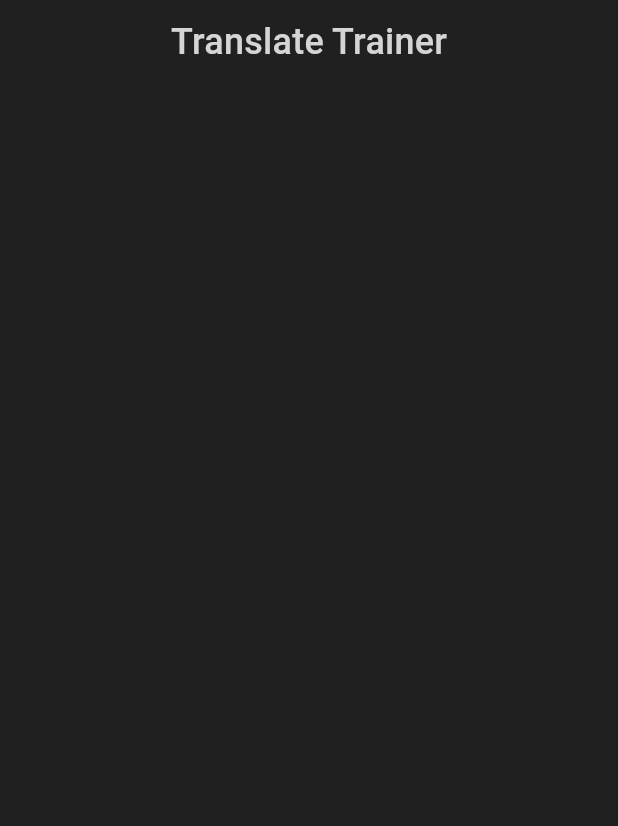
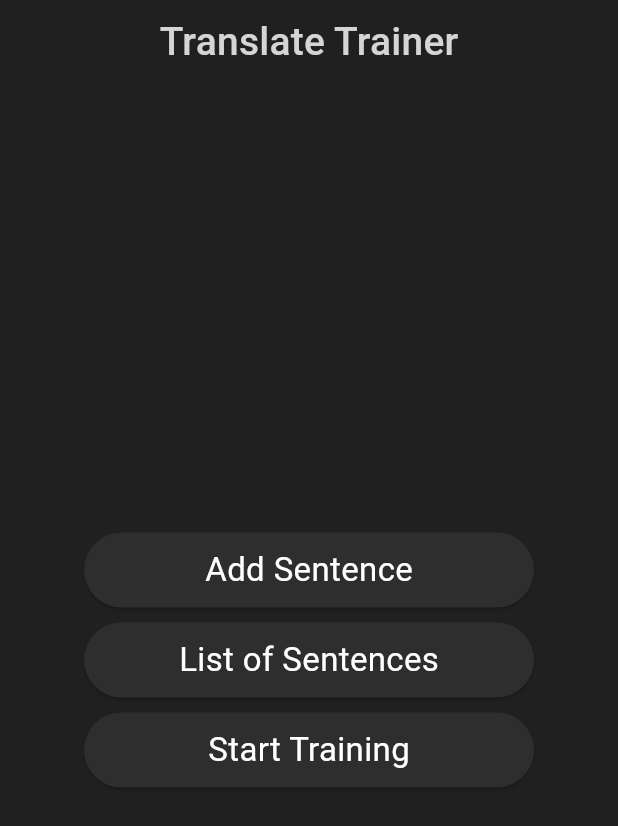
Before and after one commit to ana-znv/translate_trainer, a Flutter app: the screen it shows after launch, on a phone screen of 412 x 824 dp. Shown: the top 826 px of the screen. Run offline on Flutter 3.47's test engine with Material 3 defaults, Android fonts, the phone set to English and light mode, and no system bars.

Commit message:
added buttons to start actions

```diff
--- a/lib/main.dart
+++ b/lib/main.dart
@@ -19,11 +19,17 @@ class TranslateTrainer extends StatelessWidget {
         textTheme: TextTheme(
           titleMedium: TextStyle(
             color: const Color.fromARGB(255, 213, 213, 213),
-            fontSize: 24,
+            fontSize: 26,
           ),
+          bodyMedium: TextStyle(color: Colors.white, fontSize: 22),
         ),
         appBarTheme: AppBarTheme(
           backgroundColor: const Color.fromARGB(255, 32, 32, 32),
+        ),
+        elevatedButtonTheme: ElevatedButtonThemeData(
+          style: ElevatedButton.styleFrom(
+            backgroundColor: const Color.fromARGB(255, 46, 46, 46),
+          ),
         ),
       ),
       home: const HomeScreen(),
@@ -47,6 +53,49 @@ class _HomeScreenState extends State<HomeScreen> {
         centerTitle: true,
         title: Text("Translate Trainer", style: theme.textTheme.titleMedium),
       ),
+      body: Center(
+        child: Column(
+          mainAxisAlignment: MainAxisAlignment.center,
+          children: [
+            SizedBox(
+              height: 50,
+              width: 300,
+              child: ElevatedButton(
+                onPressed: () {},
+                child: Text("Add Sentence", style: theme.textTheme.bodyMedium),
+              ),
+            ),
+
+            Padding(padding: EdgeInsets.symmetric(vertical: 5)),
+
+            SizedBox(
+              height: 50,
+              width: 300,
+              child: ElevatedButton(
+                onPressed: () {},
+                child: Text(
+                  "List of Sentences",
+                  style: theme.textTheme.bodyMedium,
+                ),
+              ),
+            ),
+
+            Padding(padding: EdgeInsets.symmetric(vertical: 5)),
+
+            SizedBox(
+              height: 50,
+              width: 300,
+              child: ElevatedButton(
+                onPressed: () {},
+                child: Text(
+                  "Start Training",
+                  style: theme.textTheme.bodyMedium,
+                ),
+              ),
+            ),
+          ],
+        ),
+      ),
     );
   }
 }
```
